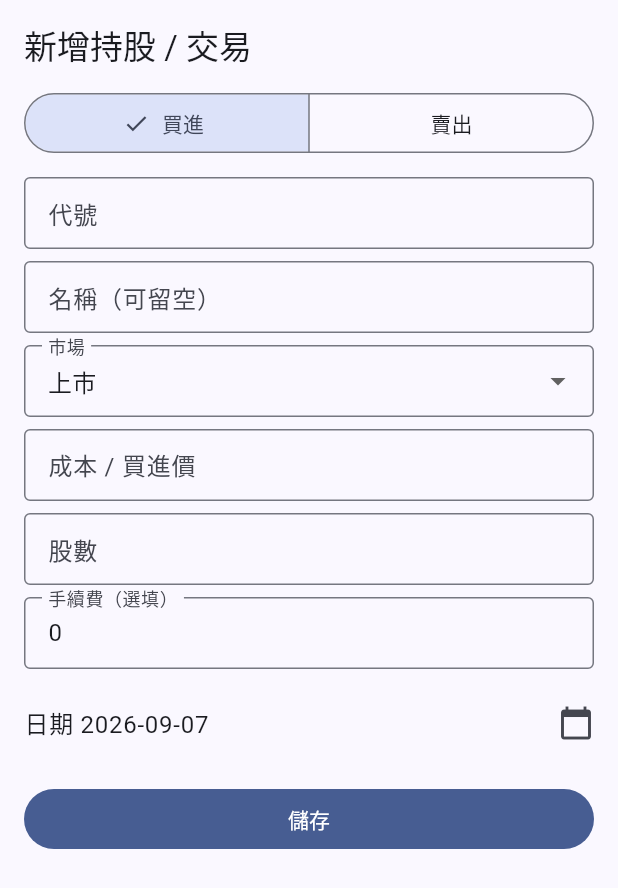
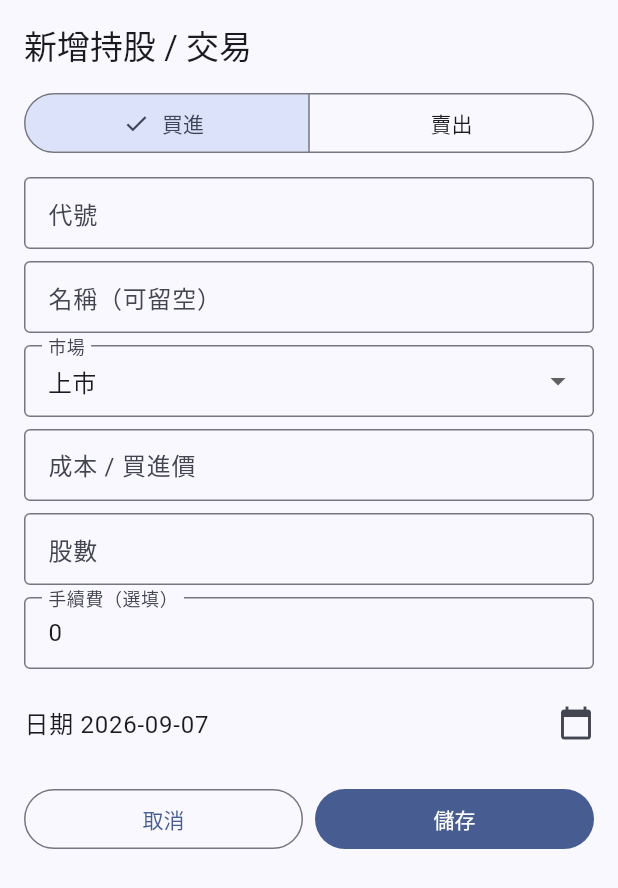
Before and after one commit to smoli0725-droid/tw-rs-screener, a Flutter app: the AddTradeSheet widget shown alone on an empty page, opened directly, on a phone screen of 412 x 824 dp. Shown: the top 888 px of the screen. Run offline on Flutter 3.47's test engine with Material 3 defaults, Android fonts, the phone set to English and light mode, and no system bars; our stand-ins replace dio, fl_chart, flutter_local_notifications, flutter_riverpod, flutter_timezone, shared_preferences and 2 more; missing offline and left inert: android_alarm_manager_plus; accounts and stored records are empty; network calls fail.

Commit message:
fix: keep 雙重底 chip at 0 hits; portfolio cancel closes dialog (#15)
* fix: restore 雙重底 visibility and make portfolio cancel close the dialog

- double bottom: a later shallow low no longer voids the W; a pause wider
  than 10% falls back to the mid-peak pivot instead of dropping the pattern
- pattern chips always list VCP / 作弊型態 / 雙重底 / 高聳旗形 so a zero-hit
  day does not hide the filter
- web trade dialog: Cancel is type=button and closes without HTML5
  required validation (Safari blocked method=dialog cancel on empty form)
- Flutter add-trade sheet: add an explicit 取消 that pops the sheet

Co-authored-by: smoli0725-droid <smoli0725-droid@users.noreply.github.com>

* fix: keep 雙重底 chip even at 0 hits; close portfolio cancel without relaxing detection

Revert the looser double-bottom rules. Pattern chips always list all four
types so a zero-hit day does not hide 雙重底. Trade dialog Cancel is a
button that closes the modal (Safari blocked method=dialog cancel on an
empty required form). Flutter add-trade sheet also has 取消.

Co-authored-by: smoli0725-droid <smoli0725-droid@users.noreply.github.com>

---------

Co-authored-by: Cursor Agent <cursoragent@cursor.com>
Co-authored-by: smoli0725-droid <smoli0725-droid@users.noreply.github.com>

```diff
--- a/app/lib/features/portfolio/add_trade_sheet.dart
+++ b/app/lib/features/portfolio/add_trade_sheet.dart
@@ -162,12 +162,28 @@ class _AddTradeSheetState extends ConsumerState<AddTradeSheet> {
                 },
               ),
               const SizedBox(height: 12),
-              FilledButton(
-                onPressed: _saving ? null : _save,
-                child: _saving
-                    ? const SizedBox(
-                        height: 18, width: 18, child: CircularProgressIndicator(strokeWidth: 2))
-                    : const Text('儲存'),
+              Row(
+                children: [
+                  Expanded(
+                    child: OutlinedButton(
+                      onPressed: _saving ? null : () => Navigator.of(context).pop(false),
+                      child: const Text('取消'),
+                    ),
+                  ),
+                  const SizedBox(width: 8),
+                  Expanded(
+                    child: FilledButton(
+                      onPressed: _saving ? null : _save,
+                      child: _saving
+                          ? const SizedBox(
+                              height: 18,
+                              width: 18,
+                              child: CircularProgressIndicator(strokeWidth: 2),
+                            )
+                          : const Text('儲存'),
+                    ),
+                  ),
+                ],
               ),
             ],
           ),
```
Also changed, not shown: 2 other files.
